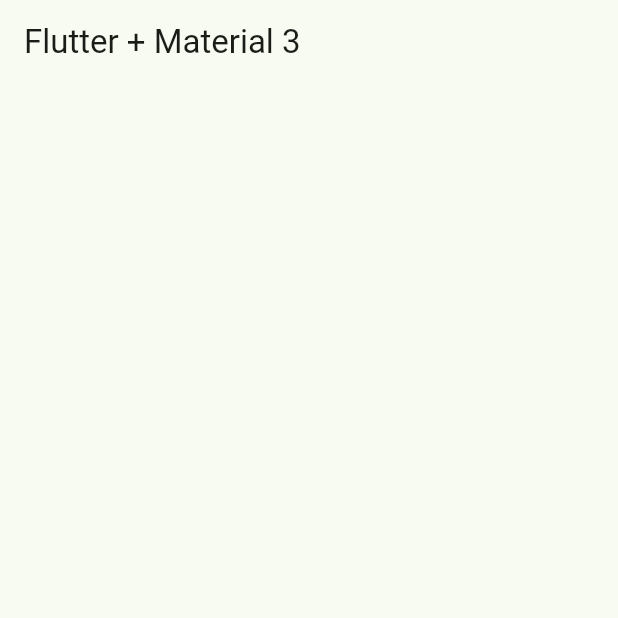
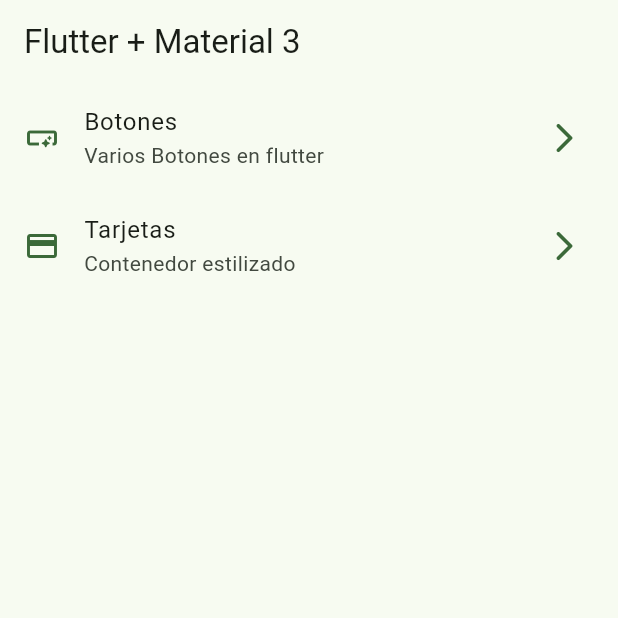
Before and after one commit to ciarte/widgets_app, a Flutter app: the screen it shows after launch, on a phone screen of 412 x 824 dp, the top half of it. Run offline on Flutter 3.47's test engine with Material 2 defaults, Android fonts, the phone set to English and light mode, and no system bars.

Commit message:
Home screen impl

```diff
--- a/lib/config/menu/menu_items.dart
+++ b/lib/config/menu/menu_items.dart
@@ -1,29 +1,29 @@
 import 'package:flutter/material.dart';
 
-class MenuItems {
+class MenuItem {
   final String title;
   final String subtitle;
   final String link;
   final IconData icon;
 
-  MenuItems(
+  const MenuItem(
       {required this.title,
       required this.subtitle,
       required this.link,
       required this.icon});
+}
 
-  List<MenuItems> appMenuItems = [
-    MenuItems(
+const appMenuItems = <MenuItem>[
+  MenuItem(
     title: 'Botones',
     subtitle: 'Varios Botones en flutter',
     link: '/buttons',
     icon: Icons.smart_button_rounded,
   ),
-    MenuItems(
+  MenuItem(
     title: 'Tarjetas',
     subtitle: 'Contenedor estilizado',
     link: '/card',
     icon: Icons.credit_card,
   )
 ];
-}
--- a/lib/presentation/screens/home/home_screen.dart
+++ b/lib/presentation/screens/home/home_screen.dart
@@ -1,7 +1,5 @@
-
-
-
 import 'package:flutter/material.dart';
+import 'package:widgets_app/config/menu/menu_items.dart';
 
 class HomeScreen extends StatelessWidget {
   const HomeScreen({super.key});
@@ -10,7 +8,46 @@ class HomeScreen extends StatelessWidget {
   Widget build(BuildContext context) {
     return Scaffold(
       appBar: AppBar(
-        title: Text('Flutter + Material 3'),
-      ),);
+        title: const Text('Flutter + Material 3'),
+      ),
+      body: const _HomeView(),
+    );
   }
 }
+
+class _HomeView extends StatelessWidget {
+  const _HomeView();
+
+  @override
+  Widget build(BuildContext context) {
+    return ListView.builder(
+      itemCount: appMenuItems.length,
+      itemBuilder: (BuildContext context, int index) {
+        final menuItem = appMenuItems[index];
+
+        return _CustomListTile(menuItem: menuItem);
+      },
+    );
+  }
+}
+
+class _CustomListTile extends StatelessWidget {
+  const _CustomListTile({
+    required this.menuItem,
+  });
+
+  final MenuItem menuItem;
+
+  @override
+  Widget build(BuildContext context) {
+    final colors = Theme.of(context).colorScheme;
+
+    return ListTile(
+      leading: Icon(menuItem.icon, color: colors.primary),
+      title: Text(menuItem.title),
+      subtitle: Text(menuItem.subtitle),
+      trailing: Icon(Icons.arrow_forward_ios_rounded, color: colors.primary),
+      onTap: () {},
+    );
+  }
+}
```
Lines whose indentation alone changed are shown as unchanged.
